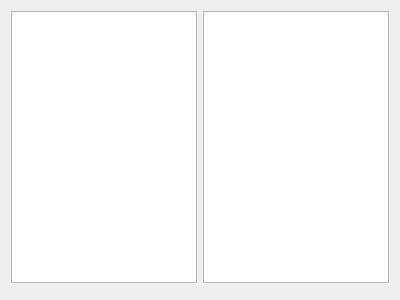
optimsoc/optimsoc, file src/sw/host/optimsocgui/src/softwareexecutionview.ui: the form before one commit.
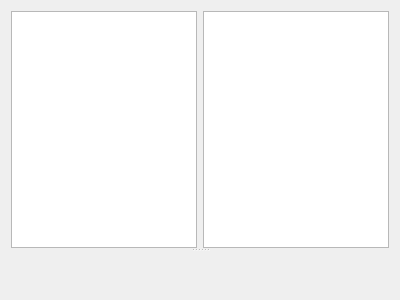
The form after the commit. Custom widgets are drawn as their Qt base class.

Commit message:
Host Software: Load in GUI Execution chart
The load is displayed for each core. The load is generated by the
runtime system.

What changed in the file:
```diff
--- a/src/sw/host/optimsocgui/src/softwareexecutionview.ui
+++ b/src/sw/host/optimsocgui/src/softwareexecutionview.ui
@@ -15,6 +15,11 @@
   </property>
   <layout class="QVBoxLayout" name="verticalLayout">
    <item>
+    <widget class="QSplitter" name="splitter">
+     <property name="orientation">
+      <enum>Qt::Vertical</enum>
+     </property>
+     <widget class="QWidget" name="">
     <layout class="QHBoxLayout" name="horizontalLayout_2">
      <item>
       <widget class="QTableView" name="softwareTraceTableView"/>
@@ -23,9 +28,9 @@
       <widget class="QPlainTextEdit" name="stdoutTextEdit"/>
      </item>
     </layout>
-   </item>
-   <item>
+     </widget>
     <widget class="ExecutionChart" name="executionChart" native="true"/>
+    </widget>
    </item>
   </layout>
  </widget>
```
Lines whose indentation alone changed are shown as unchanged. The commit also changes 6 other files.
